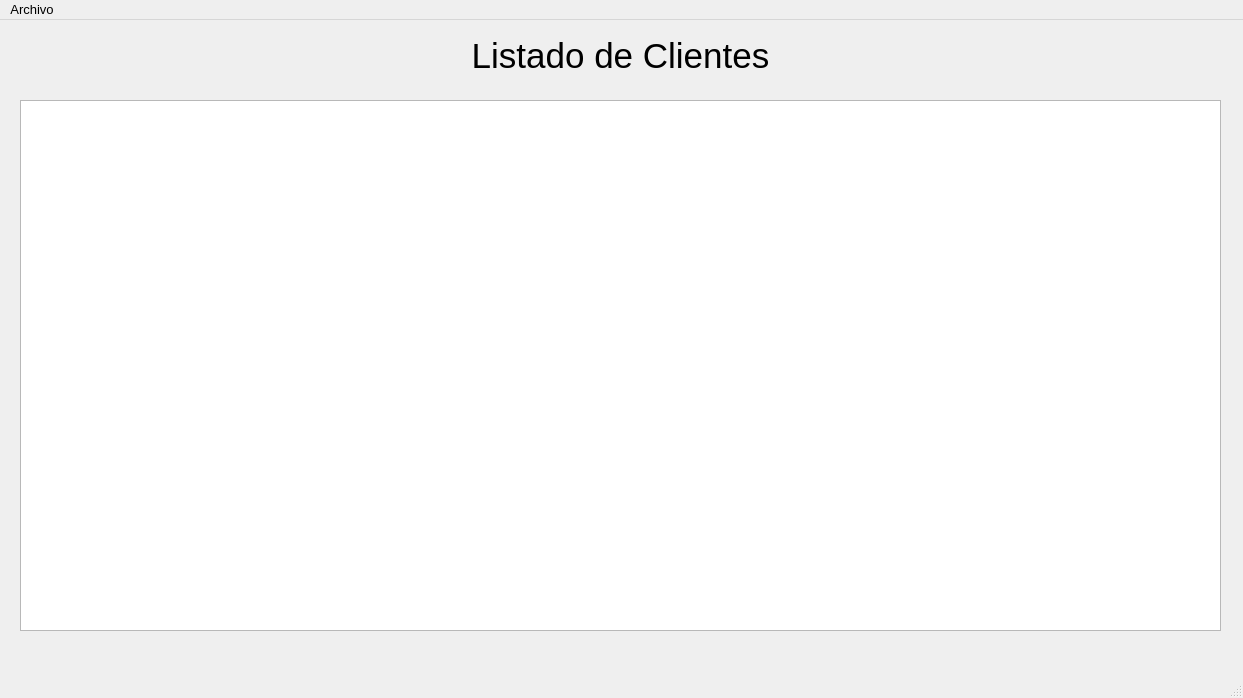
Before: the Qt Designer form src/lista_clientes/lista_clientes.ui in germanbravolopez/laideal, drawn with Qt 5.
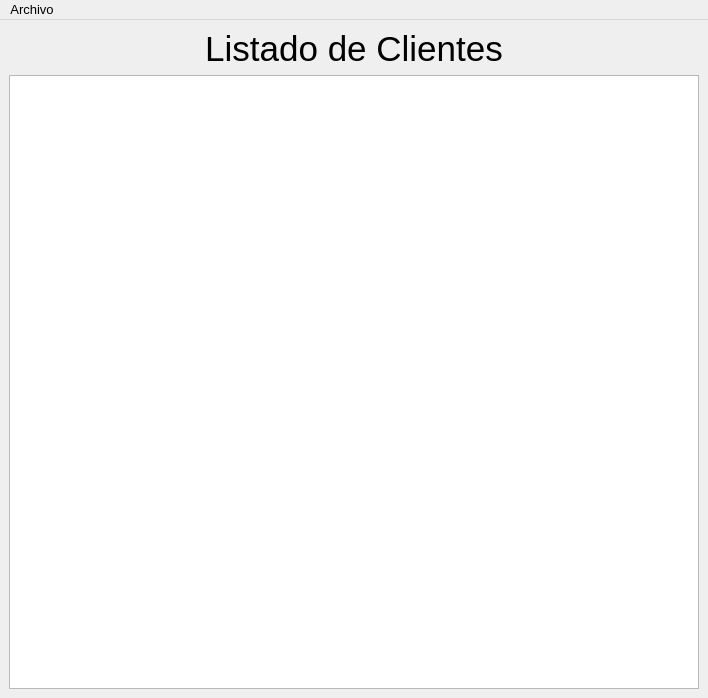
After: the same form once the commit is applied.

Commit message: set grid layouts and size of windows/widgets

What changed in the file:
```diff
--- a/src/lista_clientes/lista_clientes.ui
+++ b/src/lista_clientes/lista_clientes.ui
@@ -6,14 +6,20 @@
    <rect>
     <x>0</x>
     <y>0</y>
-    <width>1243</width>
+    <width>708</width>
     <height>698</height>
    </rect>
   </property>
+  <property name="sizePolicy">
+   <sizepolicy hsizetype="Preferred" vsizetype="Preferred">
+    <horstretch>0</horstretch>
+    <verstretch>0</verstretch>
+   </sizepolicy>
+  </property>
   <property name="minimumSize">
    <size>
-    <width>1243</width>
-    <height>698</height>
+    <width>0</width>
+    <height>0</height>
    </size>
   </property>
   <property name="font">
@@ -25,48 +31,14 @@
    <string>Listado de Clientes</string>
   </property>
   <widget class="QWidget" name="centralwidget">
-   <widget class="QTableView" name="table_lista_clientes">
-    <property name="geometry">
-     <rect>
-      <x>20</x>
-      <y>80</y>
-      <width>1201</width>
-      <height>531</height>
-     </rect>
-    </property>
-    <property name="maximumSize">
-     <size>
-      <width>1201</width>
-      <height>531</height>
-     </size>
-    </property>
-    <property name="locale">
-     <locale language="Spanish" country="Spain"/>
-    </property>
-    <property name="sizeAdjustPolicy">
-     <enum>QAbstractScrollArea::AdjustToContents</enum>
-    </property>
-    <property name="alternatingRowColors">
-     <bool>true</bool>
-    </property>
-    <property name="selectionMode">
-     <enum>QAbstractItemView::ContiguousSelection</enum>
-    </property>
-    <property name="sortingEnabled">
-     <bool>true</bool>
-    </property>
-    <attribute name="horizontalHeaderShowSortIndicator" stdset="0">
-     <bool>true</bool>
-    </attribute>
-   </widget>
+   <layout class="QGridLayout" name="gridLayout">
+    <item row="0" column="0">
    <widget class="QLabel" name="lbl_title">
-    <property name="geometry">
-     <rect>
-      <x>10</x>
-      <y>0</y>
-      <width>1221</width>
-      <height>71</height>
-     </rect>
+      <property name="sizePolicy">
+       <sizepolicy hsizetype="Preferred" vsizetype="Preferred">
+        <horstretch>0</horstretch>
+        <verstretch>0</verstretch>
+       </sizepolicy>
     </property>
     <property name="font">
      <font>
@@ -91,14 +63,53 @@
      <set>Qt::AlignCenter</set>
     </property>
    </widget>
+    </item>
+    <item row="1" column="0">
+     <widget class="QTableView" name="table_lista_clientes">
+      <property name="minimumSize">
+       <size>
+        <width>500</width>
+        <height>300</height>
+       </size>
+      </property>
+      <property name="maximumSize">
+       <size>
+        <width>16777215</width>
+        <height>16777215</height>
+       </size>
+      </property>
+      <property name="layoutDirection">
+       <enum>Qt::LeftToRight</enum>
+      </property>
+      <property name="locale">
+       <locale language="Spanish" country="Spain"/>
+      </property>
+      <property name="sizeAdjustPolicy">
+       <enum>QAbstractScrollArea::AdjustToContents</enum>
+      </property>
+      <property name="alternatingRowColors">
+       <bool>true</bool>
+      </property>
+      <property name="selectionMode">
+       <enum>QAbstractItemView::ContiguousSelection</enum>
+      </property>
+      <property name="sortingEnabled">
+       <bool>true</bool>
+      </property>
+      <attribute name="horizontalHeaderShowSortIndicator" stdset="0">
+       <bool>true</bool>
+      </attribute>
+     </widget>
+    </item>
+   </layout>
   </widget>
   <widget class="QMenuBar" name="menubar">
    <property name="geometry">
     <rect>
      <x>0</x>
      <y>0</y>
-     <width>1243</width>
-     <height>24</height>
+     <width>708</width>
+     <height>23</height>
     </rect>
    </property>
    <widget class="QMenu" name="menuArchivo">
@@ -111,7 +122,6 @@
    </widget>
    <addaction name="menuArchivo"/>
   </widget>
-  <widget class="QStatusBar" name="statusbar"/>
   <action name="actionActualizar">
    <property name="text">
     <string>Actualizar</string>
```
Lines whose indentation alone changed are shown as unchanged. The commit also changes 9 other files.
